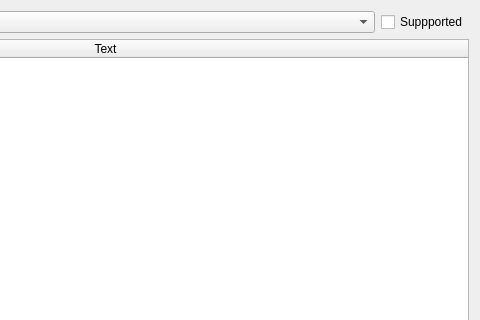
Before: the Qt Designer form mapeditor/mapsettings/translations.ui in vcmi/vcmi, drawn with Qt 5; both pictures show x 509 to 989 and y 0 to 320 of the 989 by 641 pixel window.
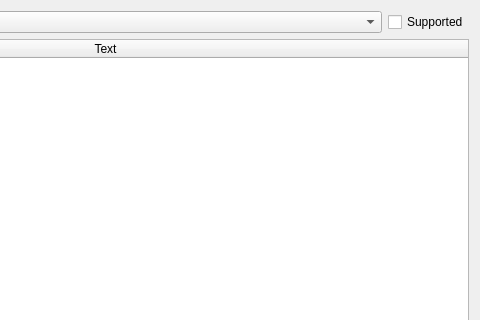
After: the same form once the commit is applied.

Patch:
```diff
--- a/mapeditor/mapsettings/translations.ui
+++ b/mapeditor/mapsettings/translations.ui
@@ -45,7 +45,7 @@
      <item>
       <widget class="QCheckBox" name="supportedCheck">
        <property name="text">
-        <string>Suppported</string>
+        <string>Supported</string>
        </property>
       </widget>
      </item>
```
